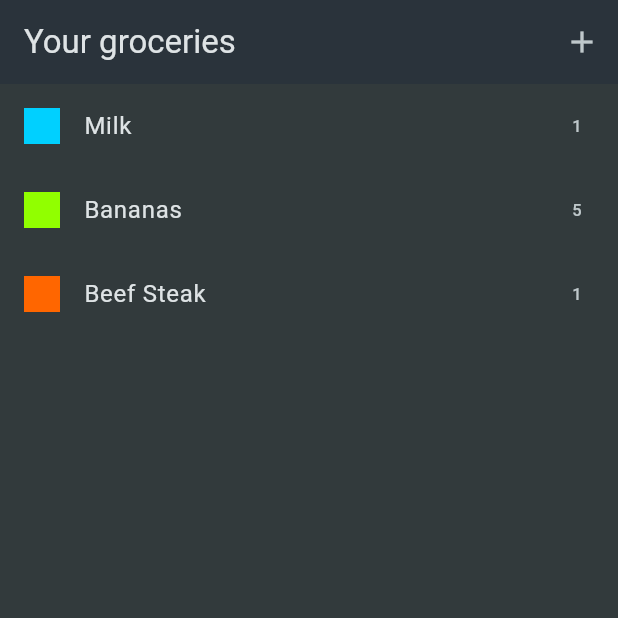
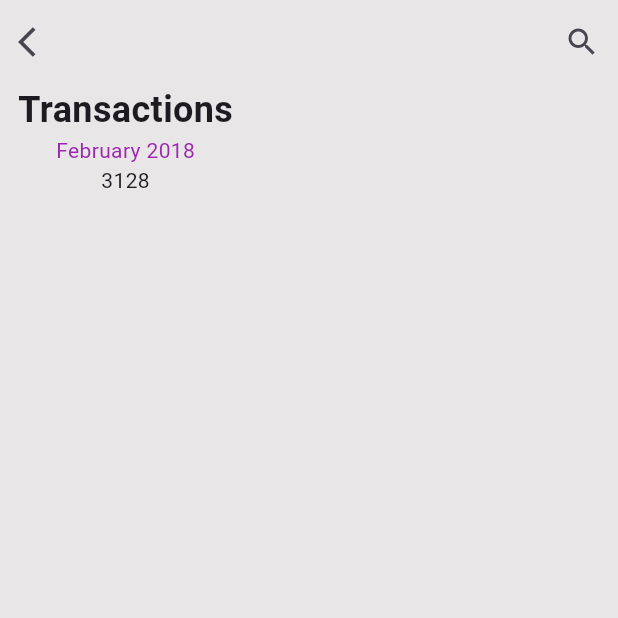
Before and after one commit to Ayomikuolatunji/meal-app, a Flutter app: the screen it shows after launch, on a phone screen of 412 x 824 dp, the top half of it. Run offline on Flutter 3.47's test engine with Material 3 defaults, Android fonts, the phone set to English and light mode, and no system bars; our stand-ins replace logger.

Commit message:
What:
*

This change addresses the need by:

*

```diff
--- a/lib/data/dummy_items.dart
+++ /dev/null
@@ -1,23 +0,0 @@
-
-
-import 'package:net_ninja_course/data/categories.dart';
-import 'package:net_ninja_course/models/category.dart';
-import 'package:net_ninja_course/models/grocery_item.dart';
-
-final groceryItems = [
-  GroceryItem(
-      id: 'a',
-      name: 'Milk',
-      quantity: 1,
-      category: categories[Categories.dairy]!),
-  GroceryItem(
-      id: 'b',
-      name: 'Bananas',
-      quantity: 5,
-      category: categories[Categories.fruit]!),
-  GroceryItem(
-      id: 'c',
-      name: 'Beef Steak',
-      quantity: 1,
-      category: categories[Categories.meat]!),
-];
--- a/lib/main.dart
+++ b/lib/main.dart
@@ -1,5 +1,6 @@
 import 'package:flutter/material.dart';
-import 'package:net_ninja_course/groceries.dart';
+// import 'package:net_ninja_course/groceries.dart';
+import 'package:net_ninja_course/screens/home/home_screen.dart';
 
 void main() {
   runApp(const MyApp());
@@ -11,18 +12,18 @@ class MyApp extends StatelessWidget {
   // This widget is the root of your application.
   @override
   Widget build(BuildContext context) {
-    return MaterialApp(
+    return const MaterialApp(
       title: 'Flutter Groceries',
-      theme: ThemeData.dark().copyWith(
-        useMaterial3: true,
-        colorScheme: ColorScheme.fromSeed(
-          seedColor: const Color.fromARGB(255, 147, 229, 250),
-          brightness: Brightness.dark,
-          surface: const Color.fromARGB(255, 42, 51, 59),
-        ),
-        scaffoldBackgroundColor: const Color.fromARGB(255, 50, 58, 60),
-      ),
-      home: const Groceries(),
+      // theme: ThemeData.dark().copyWith(
+      //   useMaterial3: true,
+      //   colorScheme: ColorScheme.fromSeed(
+      //     seedColor: const Color.fromARGB(255, 147, 229, 250),
+      //     brightness: Brightness.dark,
+      //     surface: const Color.fromARGB(255, 42, 51, 59),
+      //   ),
+      //   scaffoldBackgroundColor: Color.fromARGB(255, 238, 242, 244),
+      // ),
+      home: const HomeScreen(),
     );
   }
 }
--- /dev/null
+++ b/lib/screens/home/home_screen.dart
@@ -0,0 +1,41 @@
+import 'package:flutter/material.dart';
+
+class HomeScreen extends StatelessWidget {
+  const HomeScreen({super.key});
+
+  @override
+  Widget build(BuildContext context) {
+    return Scaffold(
+      backgroundColor: const Color.fromARGB(255, 232, 230, 230),
+      appBar: AppBar(
+        backgroundColor: const Color.fromARGB(255, 232, 230, 230),
+        actions: [
+          IconButton(onPressed: () {}, icon: const Icon(Icons.arrow_back_ios)),
+          const Spacer(),
+          IconButton(
+              onPressed: () {},
+              icon: const Icon(
+                Icons.search,
+                size: 24,
+              ))
+        ],
+      ),
+      body: Column(
+        children: [
+          Container(
+            padding: const EdgeInsets.symmetric(horizontal: 12),
+            child: const Text(
+              "Transactions",
+              style: TextStyle(fontWeight: FontWeight.bold, fontSize: 24),
+            ),
+          ),
+          const Text(
+            "February 2018",
+            style: TextStyle(color: Colors.purple),
+          ),
+          const Text("3128"),
+        ],
+      ),
+    );
+  }
+}
```
Also changed, not shown: lib/widgets/grocery_list.dart (+51 -15 lines), lib/widgets/new_grocery.dart (+5 -7 lines).
